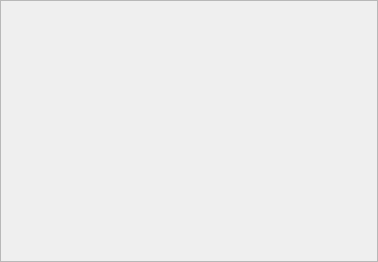
The window that DMHelper/src/combatantrolloverframe.ui (MMetze/DMHelper) describes before a commit, drawn with Qt 5.
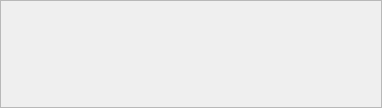
The same window after the commit. Icons and pictures are not drawn.

Patch:
```diff
--- a/DMHelper/src/combatantrolloverframe.ui
+++ b/DMHelper/src/combatantrolloverframe.ui
@@ -6,8 +6,8 @@
    <rect>
     <x>0</x>
     <y>0</y>
-    <width>378</width>
-    <height>262</height>
+    <width>382</width>
+    <height>108</height>
    </rect>
   </property>
   <layout class="QGridLayout" name="gridLayout">
@@ -259,7 +259,7 @@
         </property>
         <layout class="QVBoxLayout" name="verticalLayout_2">
          <property name="spacing">
-          <number>3</number>
+          <number>0</number>
          </property>
          <property name="leftMargin">
           <number>0</number>
@@ -278,6 +278,12 @@
            <property name="styleSheet">
             <string notr="true">background-color: transparent;</string>
            </property>
+           <property name="frameShape">
+            <enum>QFrame::Shape::NoFrame</enum>
+           </property>
+           <property name="horizontalScrollBarPolicy">
+            <enum>Qt::ScrollBarPolicy::ScrollBarAlwaysOff</enum>
+           </property>
           </widget>
          </item>
          <item>
```
Left out of the diff: 9 changed lines with no effect on the pictures.
